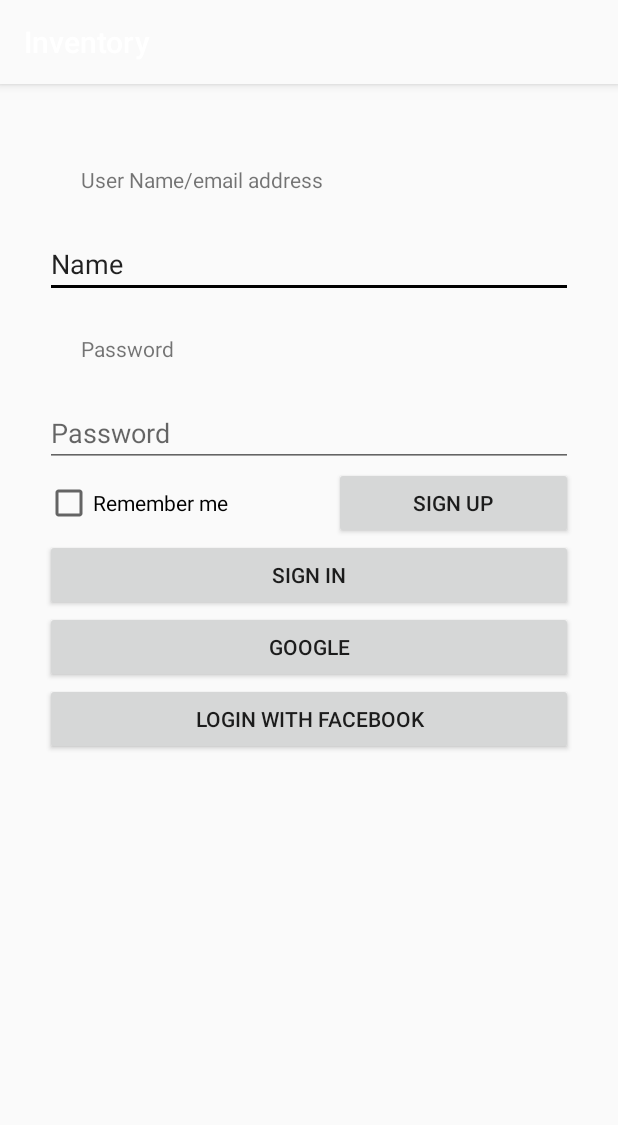
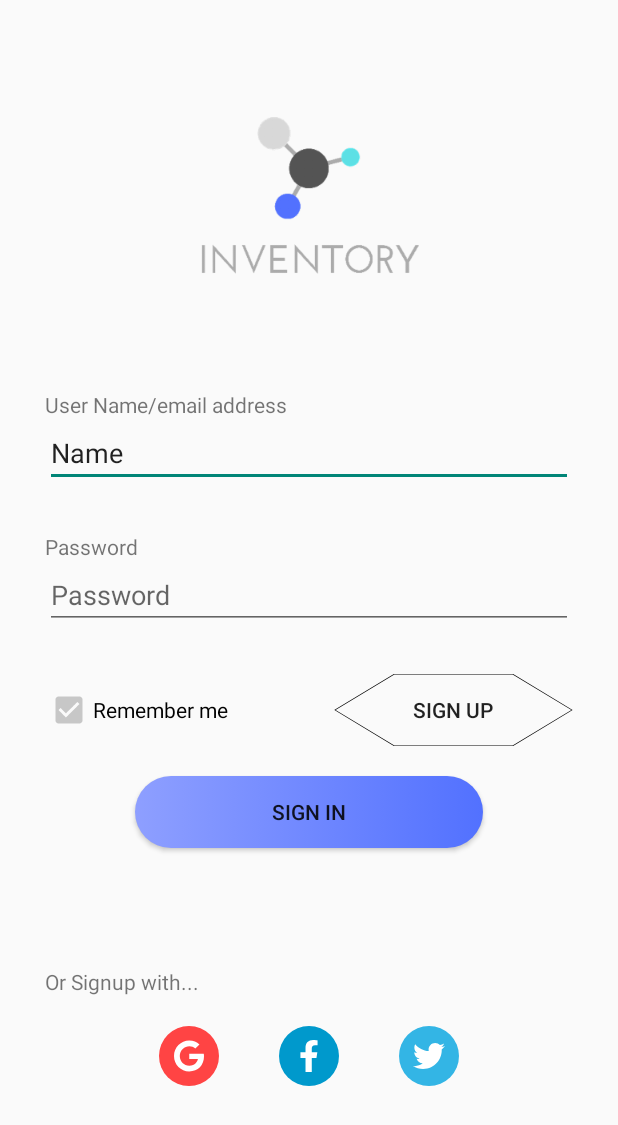
Before and after one commit to sslavik/inventoryFragment, an Android app: the LoginActivity screen opened directly, with no data from a screen before it, on a phone screen of 412 x 824 dp. Shown: the top 1125 px of the screen. Run offline under Robolectric (Android 15) with nearby library versions, the phone set to English and light mode, and no system bars.

```diff
--- a/app/build.gradle
+++ b/app/build.gradle
@@ -5,7 +5,7 @@ android {
     buildToolsVersion "29.0.2"
     defaultConfig {
         applicationId "com.sslavik.inventory"
-        minSdkVersion 19
+        minSdkVersion 23
         targetSdkVersion 29
         versionCode 1
         versionName "1.0"
--- a/app/src/main/java/com/sslavik/inventory/SplashActivity.java
+++ b/app/src/main/java/com/sslavik/inventory/SplashActivity.java
@@ -2,13 +2,22 @@ package com.sslavik.inventory;
 
 import androidx.appcompat.app.AppCompatActivity;
 
+import android.content.Intent;
 import android.os.Bundle;
+import android.os.Handler;
 
 public class SplashActivity extends AppCompatActivity {
 
     @Override
     protected void onCreate(Bundle savedInstanceState) {
         super.onCreate(savedInstanceState);
-        setContentView(R.layout.activity_splash);
+        setContentView(R.layout.activity_splash  );
+
+        new Handler().postDelayed(new Runnable() {
+            public void run() {
+                startActivity(new Intent(SplashActivity.this, LoginActivity.class));
+                finish();
+            }
+        }, 1000);
     }
 }
--- /dev/null
+++ b/app/src/main/res/drawable/hexagon.xml
@@ -0,0 +1,7 @@
+<?xml version="1.0" encoding="utf-8"?>
+    <vector android:height="24dp" android:viewportHeight="628.0"
+        android:viewportWidth="726.0" android:width="27dp" xmlns:android="http://schemas.android.com/apk/res/android">
+        <path android:fillColor="#00ffffff"
+            android:pathData="m723,314c-60,103.9 -120,207.8 -180,311.8 -120,0 -240,0 -360,0C123,521.8 63,417.9 3,314 63,210.1 123,106.2 183,2.2c120,0 240,0 360,0C603,106.2 663,210.1 723,314Z"
+            android:strokeColor="#000000" android:strokeWidth="4"/>
+    </vector>
--- /dev/null
+++ b/app/src/main/res/drawable/ic_facebook_f_brands.xml
@@ -0,0 +1,4 @@
+<vector android:height="40dp" android:viewportHeight="512"
+    android:viewportWidth="320" android:width="25dp" xmlns:android="http://schemas.android.com/apk/res/android">
+    <path android:fillColor="#FFF" android:pathData="M279.14,288l14.22,-92.66h-88.91v-60.13c0,-25.35 12.42,-50.06 52.24,-50.06h40.42V6.26S260.43,0 225.36,0c-73.22,0 -121.08,44.38 -121.08,124.72v70.62H22.89V288h81.39v224h100.17V288z"/>
+</vector>
--- /dev/null
+++ b/app/src/main/res/drawable/ic_google_brands.xml
@@ -0,0 +1,4 @@
+<vector android:height="40dp" android:viewportHeight="512"
+    android:viewportWidth="488" android:width="38.125dp" xmlns:android="http://schemas.android.com/apk/res/android">
+    <path android:fillColor="#FFF" android:pathData="M488,261.8C488,403.3 391.1,504 248,504 110.8,504 0,393.2 0,256S110.8,8 248,8c66.8,0 123,24.5 166.3,64.9l-67.5,64.9C258.5,52.6 94.3,116.6 94.3,256c0,86.5 69.1,156.6 153.7,156.6 98.2,0 135,-70.4 140.8,-106.9H248v-85.3h236.1c2.3,12.7 3.9,24.9 3.9,41.4z"/>
+</vector>
--- /dev/null
+++ b/app/src/main/res/drawable/ic_twitter_brands.xml
@@ -0,0 +1,4 @@
+<vector android:height="40dp" android:viewportHeight="512"
+    android:viewportWidth="512" android:width="40dp" xmlns:android="http://schemas.android.com/apk/res/android">
+    <path android:fillColor="#FFF" android:pathData="M459.37,151.716c0.325,4.548 0.325,9.097 0.325,13.645 0,138.72 -105.583,298.558 -298.558,298.558 -59.452,0 -114.68,-17.219 -161.137,-47.106 8.447,0.974 16.568,1.299 25.34,1.299 49.055,0 94.213,-16.568 130.274,-44.832 -46.132,-0.975 -84.792,-31.188 -98.112,-72.772 6.498,0.974 12.995,1.624 19.818,1.624 9.421,0 18.843,-1.3 27.614,-3.573 -48.081,-9.747 -84.143,-51.98 -84.143,-102.985v-1.299c13.969,7.797 30.214,12.67 47.431,13.319 -28.264,-18.843 -46.781,-51.005 -46.781,-87.391 0,-19.492 5.197,-37.36 14.294,-52.954 51.655,63.675 129.3,105.258 216.365,109.807 -1.624,-7.797 -2.599,-15.918 -2.599,-24.04 0,-57.828 46.782,-104.934 104.934,-104.934 30.213,0 57.502,12.67 76.67,33.137 23.715,-4.548 46.456,-13.32 66.599,-25.34 -7.798,24.366 -24.366,44.833 -46.132,57.827 21.117,-2.273 41.584,-8.122 60.426,-16.243 -14.292,20.791 -32.161,39.308 -52.628,54.253z"/>
+</vector>
--- /dev/null
+++ b/app/src/main/res/drawable/rectangle_round.xml
@@ -0,0 +1,9 @@
+<?xml version="1.0" encoding="utf-8"?>
+<selector xmlns:android="http://schemas.android.com/apk/res/android" >
+    <item >
+        <shape android:shape="rectangle"  >
+            <corners android:radius="50dp" />
+            <gradient android:startColor="@color/secondaryLightColor"  android:endColor="@color/secondaryColor"/>
+        </shape>
+    </item>
+</selector>
--- /dev/null
+++ b/app/src/main/res/drawable/rectangle_round_small.xml
@@ -0,0 +1,9 @@
+<?xml version="1.0" encoding="utf-8"?>
+<selector xmlns:android="http://schemas.android.com/apk/res/android">
+    <item>
+        <shape android:shape="rectangle">
+            <corners android:radius="50dp" />
+            <gradient android:startColor="@color/secondaryColor"  android:endColor="@color/secondaryLightColor"/>
+        </shape>
+    </item>
+</selector>
--- /dev/null
+++ b/app/src/main/res/drawable/round.xml
@@ -0,0 +1,12 @@
+<?xml version="1.0" encoding="utf-8"?>
+<shape
+    xmlns:android="http://schemas.android.com/apk/res/android"
+    android:shape="oval">
+
+    <solid
+        android:color="#666666"/>
+
+    <size
+        android:width="120dp"
+        android:height="120dp"/>
+</shape>
--- a/app/src/main/res/layout/activity_login.xml
+++ b/app/src/main/res/layout/activity_login.xml
@@ -9,13 +9,21 @@
     android:padding="@dimen/llLoginPadding"
     tools:context=".LoginActivity">
 
+    <ImageView
+        android:id="@+id/imageView"
+        android:layout_width="@dimen/imgLoginSize"
+        android:layout_height="@dimen/imgLoginSize"
+        android:layout_weight="0"
+        android:layout_gravity="center_horizontal"
+        app:srcCompat="@drawable/inventory" />
+
     <TextView
         android:id="@+id/tvUser"
         android:layout_width="match_parent"
         android:layout_height="wrap_content"
         android:layout_weight="0"
         android:text="@string/tvUser"
-        android:layout_margin="@dimen/tvMargin"
+        android:layout_marginTop="@dimen/tvLoginMarginTop"
         tools:text="User" />
 
     <EditText
@@ -35,8 +43,7 @@
         android:layout_height="wrap_content"
         android:layout_weight="0"
         android:text="@string/tvPassword"
-        android:layout_margin="@dimen/tvMargin"
-
+        android:layout_marginTop="@dimen/tvLoginMarginTop"
         tools:text="Password" />
 
     <EditText
@@ -49,12 +56,14 @@
         android:inputType="textPassword" />
 
     <LinearLayout
+        android:layout_marginTop="@dimen/tvLoginMarginTop"
         android:layout_width="match_parent"
         android:layout_height="wrap_content"
         android:layout_weight="0"
         android:orientation="horizontal">
 
         <CheckBox
+            style="@style/Widget.CheckBox"
             android:id="@+id/chRemember"
             android:layout_width="wrap_content"
             android:layout_height="wrap_content"
@@ -66,27 +75,83 @@
             android:layout_width="wrap_content"
             android:layout_height="wrap_content"
             android:layout_weight="1"
+            android:background="@drawable/hexagon"
+            android:layout_marginBottom="@dimen/btLoginMarginTop"
             android:text="@string/btSignUp" />
     </LinearLayout>
-
+    <!-- Se puede establecer el fondo trasparente con el atributo @android:color/transparent-->
     <Button
         android:id="@+id/btSignIn"
         android:layout_width="match_parent"
         android:layout_height="wrap_content"
+        android:layout_weight="0"
+        android:layout_marginTop="@dimen/btLoginMarginTop"
+        android:gravity="center"
+        android:layout_marginLeft="@dimen/btLoginMarginLeftRight"
+        android:layout_marginRight="@dimen/btLoginMarginLeftRight"
+        android:background="@drawable/rectangle_round"
         android:text="@string/btSignIn" />
 
-    <Button
-        android:id="@+id/btGoogle"
+
+    <LinearLayout
         android:layout_width="match_parent"
         android:layout_height="wrap_content"
-        android:layout_weight="0"
-        android:text="@string/btGoogle" />
+        android:orientation="vertical"
+        android:layout_weight="1"
+        android:gravity="center_vertical">
+        <TextView
+            android:id="@+id/tvOtherSignIn"
+            android:layout_width="match_parent"
+            android:layout_height="wrap_content"
+            android:layout_marginTop="@dimen/tvLoginMarginTop"
+            android:text="@string/tvOther" />
 
-    <Button
-        android:id="@+id/btFacebook"
-        android:layout_width="match_parent"
-        android:layout_height="wrap_content"
-        android:layout_weight="0"
-        android:text="@string/btFacebook" />
+        <LinearLayout
+            android:layout_width="match_parent"
+            android:layout_height="wrap_content"
+            android:orientation="horizontal"
+            android:gravity="center">
+
+            <ImageButton
+                android:id="@+id/btGoogle"
+                android:layout_width="@dimen/imgButtonLogin"
+                android:layout_height="@dimen/imgButtonLogin"
+                android:layout_weight="0"
+                android:layout_margin="@dimen/imgBtLoginMargin"
+                android:background="@drawable/round"
+                android:backgroundTint="@android:color/holo_red_light"
+                android:padding="9dp"
+                android:scaleType="centerInside"
+                android:text="@string/btGoogle"
+                android:src="@drawable/ic_google_brands" />
+
+            <ImageButton
+                android:id="@+id/btFacebook"
+                android:layout_width="@dimen/imgButtonLogin"
+                android:layout_height="@dimen/imgButtonLogin"
+                android:layout_weight="0"
+                android:layout_margin="@dimen/imgBtLoginMargin"
+                android:background="@drawable/round"
+                android:padding="9dp"
+                android:backgroundTint="@android:color/holo_blue_dark"
+                android:src="@drawable/ic_facebook_f_brands"
+                android:scaleType="centerInside"
+                android:text="@string/btFacebook" />
+            <ImageButton
+                android:id="@+id/btTwitter"
+                android:layout_width="@dimen/imgButtonLogin"
+                android:layout_height="@dimen/imgButtonLogin"
+                android:layout_weight="0"
+                android:layout_margin="@dimen/imgBtLoginMargin"
+                android:background="@drawable/round"
+                android:padding="9dp"
+                android:backgroundTint="@android:color/holo_blue_light"
+                android:src="@drawable/ic_twitter_brands"
+                android:scaleType="centerInside"
+                android:text="@string/btFacebook" />
+        </LinearLayout>
+    </LinearLayout>
+
+
 
 </LinearLayout>
--- a/app/src/main/res/values/dimens.xml
+++ b/app/src/main/res/values/dimens.xml
@@ -1,5 +1,11 @@
 <?xml version="1.0" encoding="utf-8"?>
 <resources>
     <dimen name="llLoginPadding">30dp</dimen>
-    <dimen name="tvMargin">24dp</dimen>
+    <dimen name="tvLoginMarginTop">30dp</dimen>
+    <dimen name="imgButtonLogin">40dp</dimen>
+    <dimen name="btLoginMarginLeftRight">60dp</dimen>
+    <dimen name="imgLoginSize">200dp</dimen>
+    <dimen name="imgBtLoginMargin">20dp</dimen>
+    <dimen name="btLoginMarginTop">10dp</dimen>
+
 </resources>
--- a/app/src/main/res/values/strings.xml
+++ b/app/src/main/res/values/strings.xml
@@ -10,4 +10,5 @@
     <string name="btSignIn">Sign In</string>
     <string name="btGoogle">Google</string>
     <string name="btFacebook">Login With Facebook</string>
+    <string name="tvOther">Or Signup with...</string>
 </resources>
--- a/app/src/main/res/values/styles.xml
+++ b/app/src/main/res/values/styles.xml
@@ -7,5 +7,28 @@
         <item name="colorPrimaryDark">@color/primaryDarkColor</item>
         <item name="colorAccent">@color/primaryTextColor</item>
     </style>
+    <style name="AppTheme.SpalshTheme" parent="Theme.AppCompat.Light.NoActionBar">
+        <item name="windowActionBar">false</item>
+        <item name="windowNoTitle">true</item>
+    </style>
+    <!--Vasmoa a crear una serie de estilos a través de la herencia-->
+    <style name="Widget" parent="@android:style/Widget">
 
+    </style>
+
+    <style name="Widget.Button">
+        <item name="android:textColor">@android:color/white</item>
+        <item name="android:textAppearance">?android:attr/textAppearanceSmall</item>
+    </style>
+
+    <style name="Widget.Button.Transparent">
+        <item name="android:background">@null</item>
+    </style>
+
+    <!-- Estilos propios de componentes-->
+
+    <style name="Widget.CheckBox">
+        <item name="android:buttonTint">@color/primaryDarkColor</item>
+        <item name="android:checked">true</item>
+    </style>
 </resources>
```
Also changed, not shown: app/src/main/AndroidManifest.xml (+7 -2 lines).
